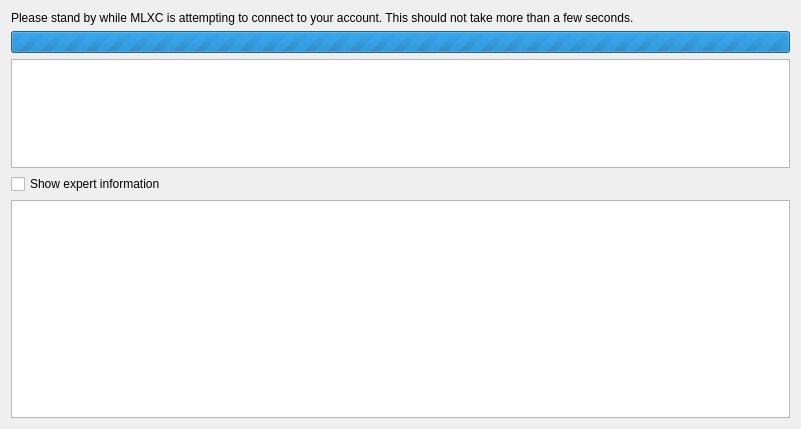
Before: the Qt Designer form data/dlg_add_account_page_connecting.ui in jabbercat/jabbercat, drawn with Qt 5.
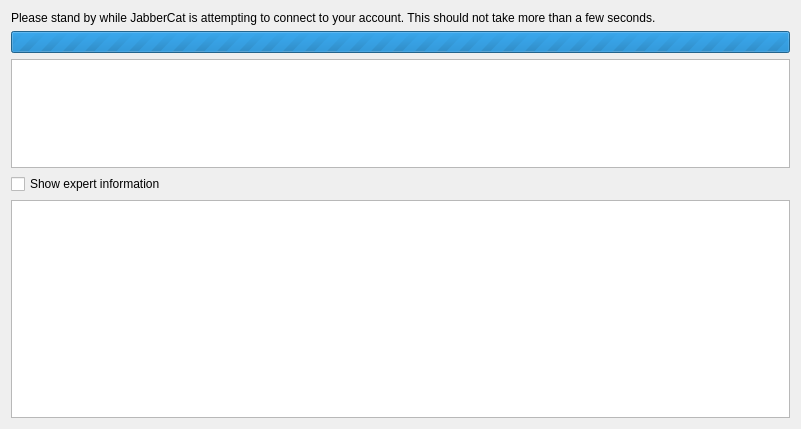
After: the same form once the commit is applied.

What changed in the file:
```diff
--- a/data/dlg_add_account_page_connecting.ui
+++ b/data/dlg_add_account_page_connecting.ui
@@ -17,7 +17,7 @@
    <item>
     <widget class="QLabel" name="label_4">
      <property name="text">
-      <string>&lt;html&gt;&lt;head/&gt;&lt;body&gt;&lt;p&gt;Please stand by while MLXC is attempting to connect to your account. This should not take more than a few seconds.&lt;/p&gt;&lt;/body&gt;&lt;/html&gt;</string>
+      <string>&lt;html&gt;&lt;head/&gt;&lt;body&gt;&lt;p&gt;Please stand by while JabberCat is attempting to connect to your account. This should not take more than a few seconds.&lt;/p&gt;&lt;/body&gt;&lt;/html&gt;</string>
      </property>
      <property name="wordWrap">
       <bool>true</bool>
```
